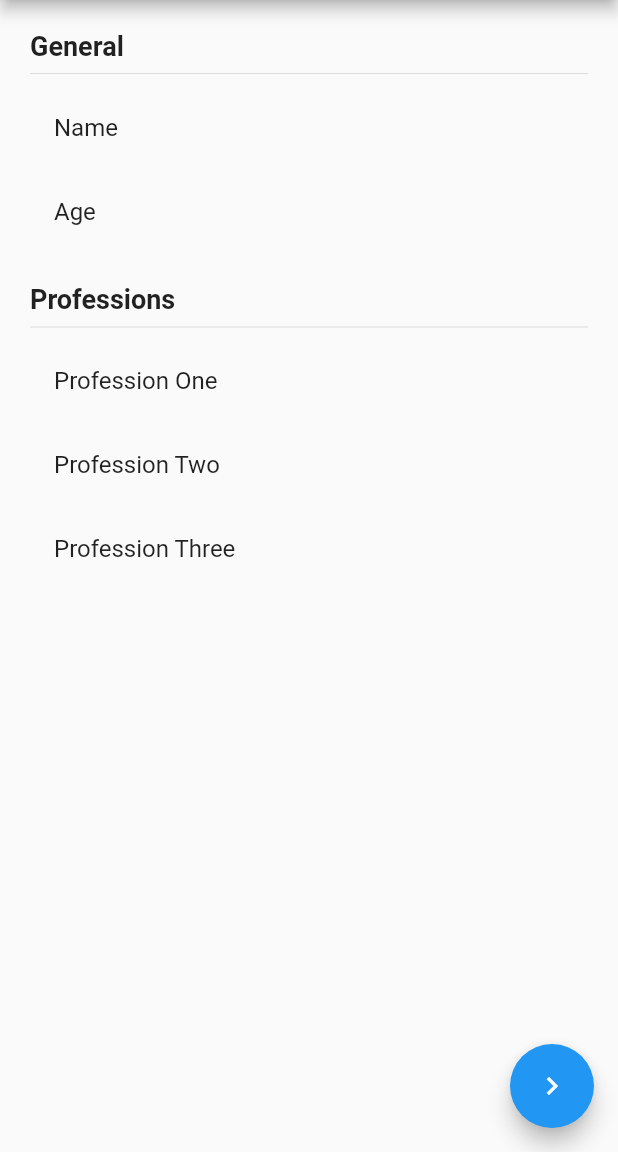
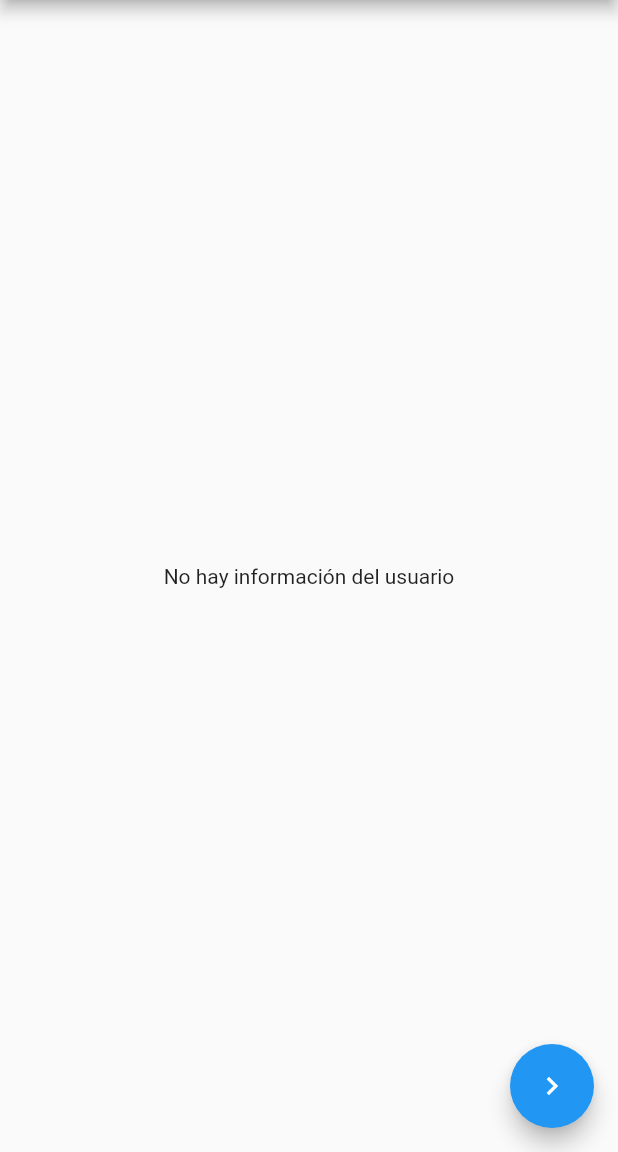
Before and after one commit to CesarArellano/states-app, a Flutter app: the screen it shows after launch, on a phone screen of 412 x 824 dp, the part 84-1236 px from its top. Run offline on Flutter 3.47's test engine with Material 2 defaults, Android fonts, the phone set to English and light mode, and no system bars; our stand-ins replace flutter_bloc.

Commit message:
Showing user info

```diff
--- a/lib/bloc/user/user_cubit.dart
+++ b/lib/bloc/user/user_cubit.dart
@@ -1,10 +1,14 @@
 import 'package:flutter_bloc/flutter_bloc.dart';
 import 'package:meta/meta.dart';
+import 'package:states_app/models/user.dart';
 
 part 'user_state.dart';
 
 class UserCubit extends Cubit<UserState> {
   UserCubit() : super(InitialUser());
 
+  void selectUser(User user) {
+    emit(ActiveUser(user));
+  }
 
 }
--- a/lib/bloc/user/user_state.dart
+++ b/lib/bloc/user/user_state.dart
@@ -1,6 +1,15 @@
 part of 'user_cubit.dart';
 
 @immutable
-abstract class UserState {
+abstract class UserState { }
 
+class InitialUser extends UserState {
+  final existUser = false;
 }
+
+class ActiveUser extends UserState {
+  final existUser = true;
+  final User user;
+
+  ActiveUser(this.user);
+}
--- a/lib/main.dart
+++ b/lib/main.dart
@@ -1,4 +1,6 @@
 import 'package:flutter/material.dart';
+import 'package:flutter_bloc/flutter_bloc.dart';
+import 'package:states_app/bloc/user/user_cubit.dart';
 import 'package:states_app/pages/pageOne.dart';
 import 'package:states_app/pages/pageTwo.dart';
 
@@ -7,7 +9,11 @@ void main() => runApp(MyApp());
 class MyApp extends StatelessWidget {
   @override
   Widget build(BuildContext context) {
-    return MaterialApp(
+    return MultiBlocProvider(
+      providers: [
+        BlocProvider(create: (_) => UserCubit())
+      ],
+      child: MaterialApp(
         debugShowCheckedModeBanner: false,
         title: 'Material App',
         initialRoute: 'pageOne',
@@ -15,6 +21,7 @@ class MyApp extends StatelessWidget {
           'pageOne': ( _ ) => PageOne(),
           'pageTwo': ( _ ) => PageTwo()
         }
+      ),
     );
   }
 }
--- a/lib/pages/pageOne.dart
+++ b/lib/pages/pageOne.dart
@@ -1,4 +1,7 @@
 import 'package:flutter/material.dart';
+import 'package:flutter_bloc/flutter_bloc.dart';
+import 'package:states_app/bloc/user/user_cubit.dart';
+import 'package:states_app/models/user.dart';
 
 class PageOne extends StatelessWidget {
 
@@ -8,7 +11,7 @@ class PageOne extends StatelessWidget {
       appBar: AppBar(
         title: Text('Page One'),
       ),
-      body: UserInfo(),
+      body: BodyScaffold(),
       floatingActionButton: FloatingActionButton(
         child: Icon(Icons.chevron_right),
         onPressed: () => Navigator.pushNamed(context, 'pageTwo')
@@ -17,7 +20,38 @@ class PageOne extends StatelessWidget {
   }
 }
 
+class BodyScaffold extends StatelessWidget {
+
+  @override
+  Widget build(BuildContext context) {
+    return BlocBuilder<UserCubit, UserState>(
+      builder: ( _, state ) {
+
+      switch ( state.runtimeType ) {
+        case InitialUser:
+          return Center(child: Text('No hay información del usuario'));
+        case ActiveUser:
+          return UserInfo((state as ActiveUser).user);
+        default:
+          return Center(child: Text('Unknown state'));
+      }
+      //   if( state is InitialUser) {
+      //
+      //   } else if( state is ActiveUser ){
+      //
+      //   } else {
+      //
+      //   }
+      }
+    );
+  }
+}
+
 class UserInfo extends StatelessWidget {
+  final User user;
+
+  UserInfo(this.user);
+
   @override
   Widget build(BuildContext context) {
     return Container(
@@ -29,14 +63,12 @@ class UserInfo extends StatelessWidget {
         children: [
           Text('General', style: TextStyle(fontSize: 18, fontWeight: FontWeight.bold)),
           Divider(),
-          ListTile( title: Text('Name')),
-          ListTile( title: Text('Age')),
+          ListTile( title: Text('Name ${ user.name }')),
+          ListTile( title: Text('Age ${ user.age }')),
           SizedBox(height: 20.0),
           Text('Professions', style: TextStyle(fontSize: 18, fontWeight: FontWeight.bold)),
           Divider(),
-          ListTile( title: Text('Profession One')),
-          ListTile( title: Text('Profession Two')),
-          ListTile( title: Text('Profession Three')),
+          ...user.professions!.map((profession) => ListTile( title: Text(profession))).toList()
         ],
       )
     );
```
Also changed, not shown: lib/pages/pageTwo.dart (+15 -1 lines). Lines whose indentation alone changed are shown as unchanged.
